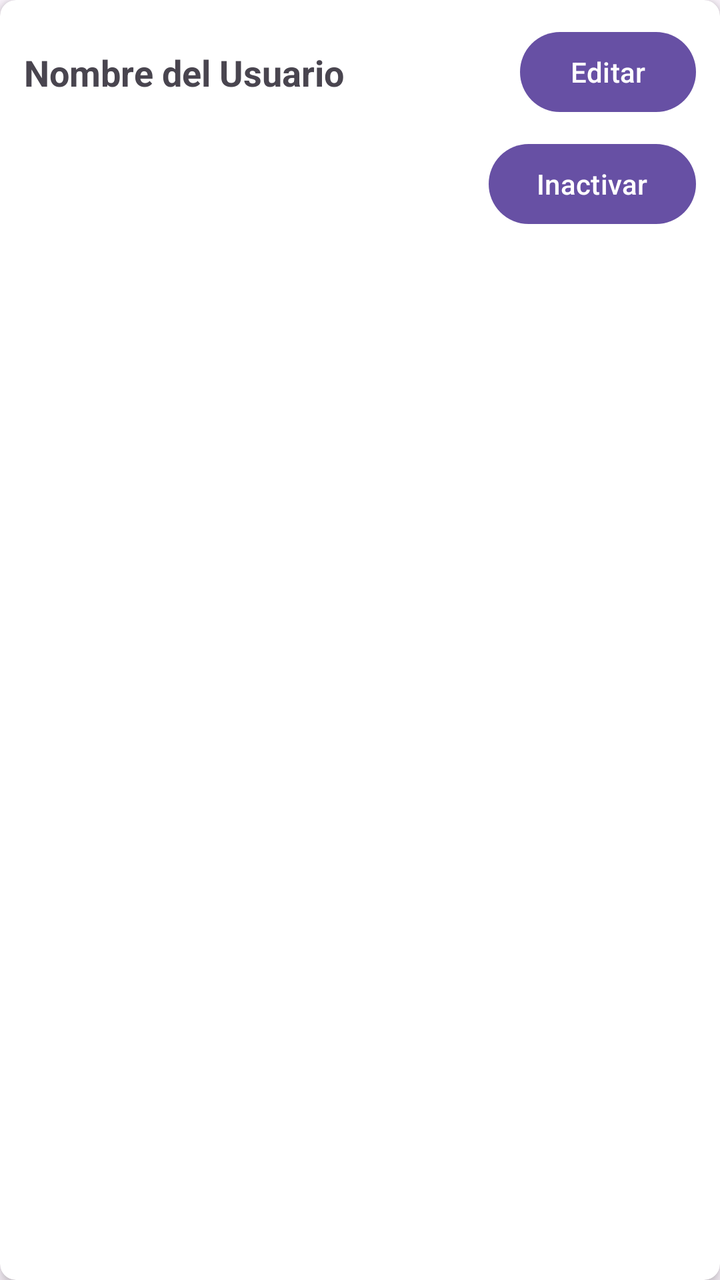
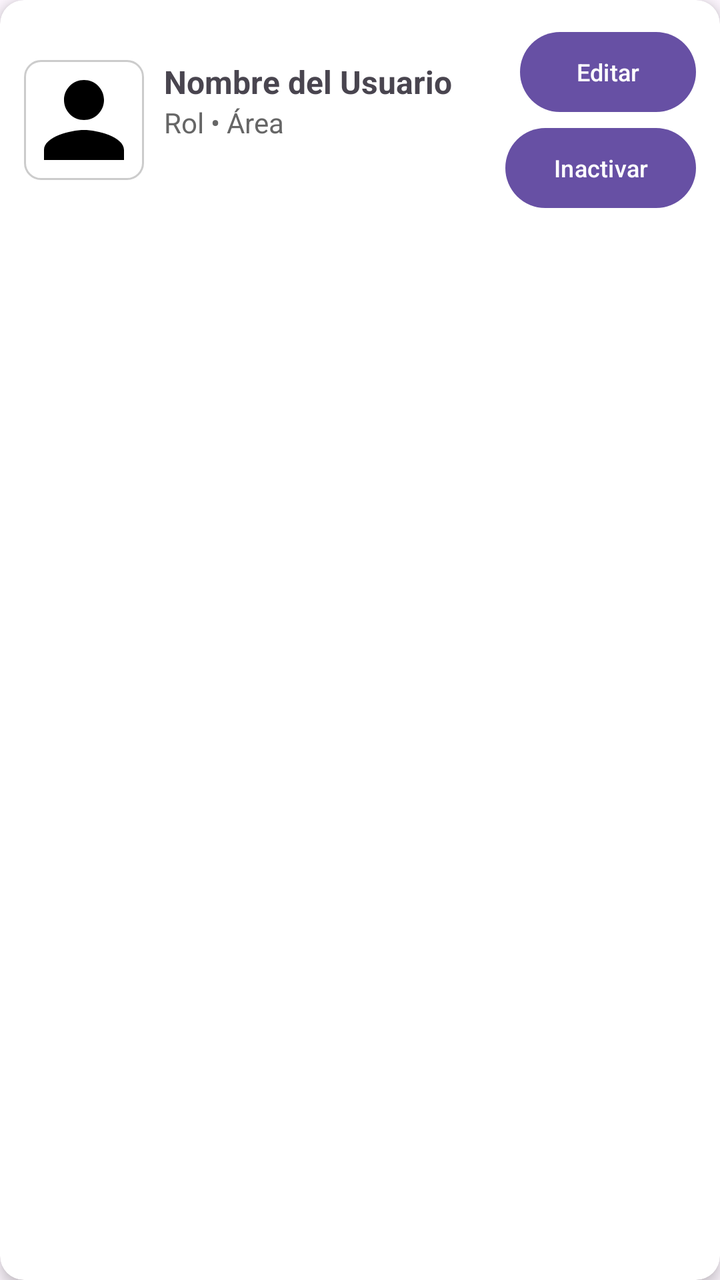

The first picture is an Android layout as it rendered before a commit; the second is the same layout after the commit. The layout source and the unified diff follow.
<!-- AndroidManifest.xml: application theme Theme.ProyectoAppCBT -->
<!-- res/layout/item_usuario.xml -->
<?xml version="1.0" encoding="utf-8"?>
<androidx.cardview.widget.CardView
    xmlns:android="http://schemas.android.com/apk/res/android"
    xmlns:app="http://schemas.android.com/apk/res-auto"
    android:layout_width="match_parent"
    android:layout_height="wrap_content"
    android:layout_margin="8dp"
    app:cardElevation="4dp"
    app:cardCornerRadius="8dp">

    <androidx.constraintlayout.widget.ConstraintLayout
        android:layout_width="match_parent"
        android:layout_height="wrap_content"
        android:padding="12dp">

        <TextView
            android:id="@+id/tvNombreUsuario"
            android:layout_width="0dp"
            android:layout_height="wrap_content"
            android:text="Nombre del Usuario"
            android:textSize="18sp"
            android:textStyle="bold"
            app:layout_constraintStart_toStartOf="parent"
            app:layout_constraintTop_toTopOf="parent"
            app:layout_constraintEnd_toStartOf="@+id/btnEditarUsuario"
            app:layout_constraintBottom_toTopOf="@+id/btnInactivarUsuario"
            android:layout_marginBottom="8dp"/>

        <Button
            android:id="@+id/btnEditarUsuario"
            android:layout_width="wrap_content"
            android:layout_height="wrap_content"
            android:text="Editar"
            app:layout_constraintTop_toTopOf="parent"
            app:layout_constraintEnd_toEndOf="parent" />

        <Button
            android:id="@+id/btnInactivarUsuario"
            android:layout_width="wrap_content"
            android:layout_height="wrap_content"
            android:text="Inactivar"
            app:layout_constraintTop_toBottomOf="@+id/btnEditarUsuario"
            app:layout_constraintEnd_toEndOf="parent"
            android:layout_marginTop="8dp" />

    </androidx.constraintlayout.widget.ConstraintLayout>
</androidx.cardview.widget.CardView>
<!-- resources referenced by this layout -->
<resources>
  <style name="Theme.ProyectoAppCBT" parent="Base.Theme.ProyectoAppCBT" />
  <style name="Base.Theme.ProyectoAppCBT" parent="Theme.Material3.DayNight.NoActionBar">
          
          
      </style>
</resources>

<!-- the commit's change to res/layout/item_usuario.xml (unified diff, before → after) -->
@@ -6,42 +6,71 @@
     android:layout_height="wrap_content"
     android:layout_margin="8dp"
     app:cardElevation="4dp"
-    app:cardCornerRadius="8dp">
+    app:cardCornerRadius="12dp">
 
     <androidx.constraintlayout.widget.ConstraintLayout
         android:layout_width="match_parent"
         android:layout_height="wrap_content"
         android:padding="12dp">
 
+        
+        <ImageView
+            android:id="@+id/ivFotoUsuario"
+            android:layout_width="60dp"
+            android:layout_height="60dp"
+            android:layout_marginEnd="20dp"
+            android:scaleType="centerCrop"
+            android:src="@drawable/ic_user_placeholder"
+            android:background="@drawable/bg_edittext"
+            app:layout_constraintStart_toStartOf="parent"
+            app:layout_constraintTop_toTopOf="parent"
+            app:layout_constraintBottom_toBottomOf="parent" />
+
+        
         <TextView
             android:id="@+id/tvNombreUsuario"
             android:layout_width="0dp"
             android:layout_height="wrap_content"
-            android:text="Nombre del Usuario"
-            android:textSize="18sp"
+            android:layout_marginStart="10dp"
+        android:text="Nombre del Usuario"
+            android:textSize="16sp"
             android:textStyle="bold"
-            app:layout_constraintStart_toStartOf="parent"
-            app:layout_constraintTop_toTopOf="parent"
-            app:layout_constraintEnd_toStartOf="@+id/btnEditarUsuario"
-            app:layout_constraintBottom_toTopOf="@+id/btnInactivarUsuario"
-            android:layout_marginBottom="8dp"/>
+            app:layout_constraintStart_toEndOf="@id/ivFotoUsuario"
+            app:layout_constraintTop_toTopOf="@id/ivFotoUsuario"
+            app:layout_constraintEnd_toStartOf="@id/btnEditarUsuario"
+            app:layout_constraintHorizontal_bias="0" />
 
+        
+        <TextView
+            android:id="@+id/tvRolAreaUsuario"
+            android:layout_width="0dp"
+            android:layout_height="wrap_content"
+            android:text="Rol • Área"
+            android:textSize="14sp"
+            android:textColor="#666666"
+            app:layout_constraintStart_toStartOf="@id/tvNombreUsuario"
+            app:layout_constraintTop_toBottomOf="@id/tvNombreUsuario"
+            app:layout_constraintEnd_toStartOf="@id/btnEditarUsuario" />
+
+        
         <Button
             android:id="@+id/btnEditarUsuario"
             android:layout_width="wrap_content"
             android:layout_height="wrap_content"
             android:text="Editar"
+            android:textSize="12sp"
             app:layout_constraintTop_toTopOf="parent"
             app:layout_constraintEnd_toEndOf="parent" />
 
+        
         <Button
             android:id="@+id/btnInactivarUsuario"
             android:layout_width="wrap_content"
             android:layout_height="wrap_content"
             android:text="Inactivar"
-            app:layout_constraintTop_toBottomOf="@+id/btnEditarUsuario"
-            app:layout_constraintEnd_toEndOf="parent"
-            android:layout_marginTop="8dp" />
+            android:textSize="12sp"
+            app:layout_constraintTop_toBottomOf="@id/btnEditarUsuario"
+            app:layout_constraintEnd_toEndOf="parent" />
 
     </androidx.constraintlayout.widget.ConstraintLayout>
 </androidx.cardview.widget.CardView>
<!-- resource entries referenced after the edit -->
@@ -1,5 +1,18 @@
 <!-- resources referenced by this layout -->
 <resources>
+  <!-- drawable bg_edittext (drawable) -->
+  <shape xmlns:android="http://schemas.android.com/apk/res/android"
+      android:shape="rectangle">
+      <solid android:color="#FFFFFF"/>
+      <corners android:radius="8dp"/>
+      <stroke android:width="1dp" android:color="#CCCCCC"/>
+  </shape>
+  <!-- drawable ic_user_placeholder (drawable) -->
+  <vector xmlns:android="http://schemas.android.com/apk/res/android" android:height="24dp" android:tint="#000000" android:viewportHeight="24" android:viewportWidth="24" android:width="24dp">
+        
+      <path android:fillColor="@android:color/white" android:pathData="M12,12c2.21,0 4,-1.79 4,-4s-1.79,-4 -4,-4 -4,1.79 -4,4 1.79,4 4,4zM12,14c-2.67,0 -8,1.34 -8,4v2h16v-2c0,-2.66 -5.33,-4 -8,-4z"/>
+      
+  </vector>
   <style name="Theme.ProyectoAppCBT" parent="Base.Theme.ProyectoAppCBT" />
   <style name="Base.Theme.ProyectoAppCBT" parent="Theme.Material3.DayNight.NoActionBar">
           
